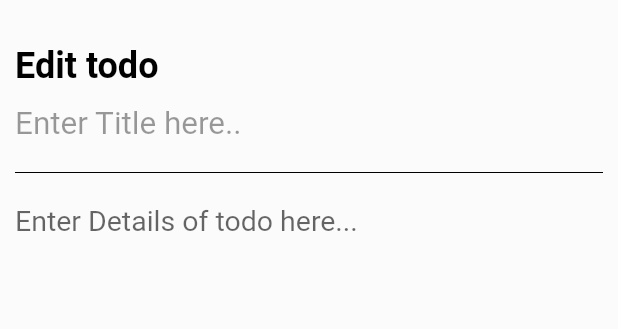
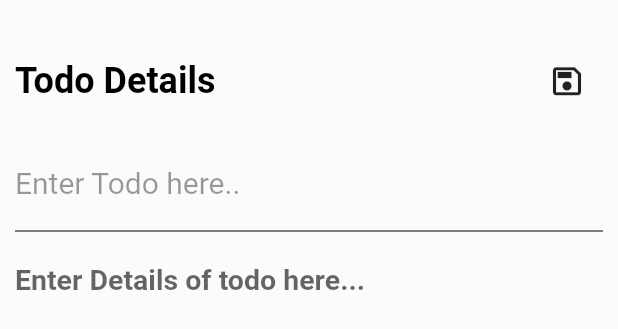
Before and after one commit to PeterAkande/Todo-App, a Flutter app: the TodoDetailsScreen widget shown alone on an empty page, opened directly, on a phone screen of 412 x 824 dp. Shown: the top 329 px of the screen. Run offline on Flutter 3.47's test engine with Material 2 defaults, Android fonts, the phone set to English and light mode, and no system bars; our stand-ins replace bloc, equatable, flutter_bloc, flutter_svg, google_fonts, hive and 2 more; accounts and stored records are empty; Roboto replaces fonts that are missing (Exo).

Commit message:
Update todo details ui and bloc states

```diff
--- a/lib/screens/todo_details_screen/bloc/todo_details_event.dart
+++ b/lib/screens/todo_details_screen/bloc/todo_details_event.dart
@@ -10,6 +10,7 @@ class EditTodoDetailsRequested extends TodoDetailsEvent {
   //This is the event that would be emitted when a _todo details is to edited
 
   final TodoModel todo;
+
   const EditTodoDetailsRequested(this.todo);
 }
 
@@ -17,9 +18,25 @@ class AddNewTodoDetailsRequested extends TodoDetailsEvent {
   //This is when a new _todo details is to be added.
 }
 
+class SaveTodoDetailRequested extends TodoDetailsEvent {
+  TodoModel?
+      todoModel; // This is nullable. If it is null, a new _todo is being saved
+  String title;
+  String content;
+
+  bool completed;
+
+  SaveTodoDetailRequested(
+      {this.todoModel,
+      required this.content,
+      required this.title,
+      required this.completed});
+}
+
 class ViewTodoDetailsRequested extends TodoDetailsEvent {
   //This is when the details of a _todo is to be viewed. No editing of the todo is allowed here.
 
   final TodoModel todo;
+
   const ViewTodoDetailsRequested(this.todo);
 }
--- a/lib/screens/todo_details_screen/bloc/todo_details_state.dart
+++ b/lib/screens/todo_details_screen/bloc/todo_details_state.dart
@@ -1,17 +1,20 @@
 part of 'todo_details_bloc.dart';
 
 class TodoDetailsState extends Equatable {
-  TodoDetailsState({this.todo, this.addingNewTodo = false});
+  TodoDetailsState({this.todo, this.addingOrEditingTodo = false});
 
   TodoModel? todo;
-  bool addingNewTodo;
+  bool addingOrEditingTodo;
 
   //Cant use a factory method here since i would need to access instance members
   TodoDetailsState copyWith(
-      {TodoModel? Function()? newTodo, bool Function()? addNewTodo}) {
+      {TodoModel? Function()? newTodoCallback,
+      bool Function()? addOrEditTodoCallback}) {
     return TodoDetailsState(
-        todo: newTodo != null ? newTodo() : todo,
-        addingNewTodo: addNewTodo != null ? addNewTodo() : addingNewTodo);
+        todo: newTodoCallback != null ? newTodoCallback() : todo,
+        addingOrEditingTodo: addOrEditTodoCallback != null
+            ? addOrEditTodoCallback()
+            : addingOrEditingTodo);
   }
 
   @override
--- a/lib/screens/todo_details_screen/todo_details_screen.dart
+++ b/lib/screens/todo_details_screen/todo_details_screen.dart
@@ -2,13 +2,30 @@ import 'package:flutter/material.dart';
 import 'package:flutter_bloc/flutter_bloc.dart';
 import 'package:todo_app/screens/todo_details_screen/bloc/todo_details_bloc.dart';
 
-class TodoDetailsScreen extends StatelessWidget {
-  TodoDetailsScreen({Key? key}) : super(key: key);
+extension TextControllerExtension on TextEditingController {
+  String getText() {
+    return text.trim();
+  }
 
+  bool containsText() {
+    return getText().isNotEmpty;
+  }
+}
+
+class TodoDetailsScreen extends StatefulWidget {
+  const TodoDetailsScreen({Key? key}) : super(key: key);
+
+  @override
+  State<TodoDetailsScreen> createState() => _TodoDetailsScreenState();
+}
+
+class _TodoDetailsScreenState extends State<TodoDetailsScreen> {
   final TextEditingController todoTitleController = TextEditingController();
+
   final TextEditingController todoDetailsController = TextEditingController();
 
   final FocusNode todoTitleFocusNode = FocusNode();
+
   final FocusNode todoDetailsFocusNode = FocusNode();
 
   @override
@@ -20,39 +37,66 @@ class TodoDetailsScreen extends StatelessWidget {
           child: Column(
             children: [
               Row(
+                //
                 children: [
                   Text(
-                    'Edit todo',
+                    state.addingOrEditingTodo ? 'Edit todo' : 'Todo Details',
                     style: Theme.of(context)
                         .textTheme
                         .headline4
                         ?.copyWith(fontSize: 24, fontWeight: FontWeight.bold),
+                  ),
+                  Expanded(
+                    child: Row(
+                      mainAxisAlignment: MainAxisAlignment.end,
+                      children: [
+                        IconButton(
+                          iconSize: 25,
+                          onPressed: () {
+                            if (todoTitleController.containsText()) {
+                              //Save the _todo
+                              context.read<TodoDetailsBloc>().add(
+                                  SaveTodoDetailRequested(
+                                      todoModel: state.todo,
+                                      content: todoDetailsController.getText(),
+                                      title: todoTitleController.getText(),
+                                      completed: false));
+                            }
+                          },
+                          icon: const Icon(Icons.save_outlined),
+                        ),
+                      ],
+                    ),
                   )
                 ],
               ),
+              const SizedBox(
+                height: 20,
+              ),
               TextField(
                 // enabled: todoTitleFocusNode,
+                cursorColor: Colors.black,
+
                 focusNode: todoTitleFocusNode,
                 maxLines: null,
                 maxLength: 50,
                 buildCounter: buildCounterForTextField,
                 // inputFormatters: inputFormatters(),
                 controller: todoTitleController,
-                style: Theme.of(context).textTheme.headline1?.copyWith(
-                    fontSize: 19,
+                style: Theme.of(context).textTheme.headline3?.copyWith(
+                    fontSize: 20,
                     color: Theme.of(context).brightness == Brightness.light
                         ? Colors.black
                         : Colors.white),
                 decoration: InputDecoration(
-                    hintText: 'Enter Title here..',
+                    hintText: 'Enter Todo here..',
                     fillColor: Colors.red,
-                    hintStyle: Theme.of(context).textTheme.headline2?.copyWith(
-                          fontWeight: FontWeight.normal,
-                          color:
-                              Theme.of(context).brightness == Brightness.light
-                                  ? Colors.black.withOpacity(0.4)
-                                  : Colors.white.withOpacity(0.4),
-                        ),
+                    hintStyle: Theme.of(context).textTheme.headline3?.copyWith(
+                        fontWeight: FontWeight.normal,
+                        color: Theme.of(context).brightness == Brightness.light
+                            ? Colors.black.withOpacity(0.4)
+                            : Colors.white.withOpacity(0.4),
+                        fontSize: 20),
                     border: InputBorder.none),
               ),
               Divider(
@@ -62,11 +106,12 @@ class TodoDetailsScreen extends StatelessWidget {
               ),
               Expanded(
                 child: TextField(
+                  cursorColor: Colors.black,
                   focusNode: todoDetailsFocusNode,
                   controller: todoDetailsController,
-                  style: Theme.of(context).textTheme.headline1?.copyWith(
+                  style: Theme.of(context).textTheme.headline3?.copyWith(
                       fontSize: 18,
-                      fontWeight: FontWeight.normal,
+                      fontWeight: FontWeight.bold,
                       color: Theme.of(context).brightness == Brightness.light
                           ? Colors.black.withOpacity(0.7)
                           : Colors.white),
@@ -74,8 +119,8 @@ class TodoDetailsScreen extends StatelessWidget {
                   autofocus: false,
                   decoration: InputDecoration(
                     hintText: 'Enter Details of todo here...',
-                    hintStyle: Theme.of(context).textTheme.headline2?.copyWith(
-                        fontWeight: FontWeight.normal,
+                    hintStyle: Theme.of(context).textTheme.headline4?.copyWith(
+                        fontWeight: FontWeight.bold,
                         color: Theme.of(context).brightness == Brightness.light
                             ? Colors.black.withOpacity(0.6)
                             : Colors.white.withOpacity(0.6),
```
Also changed, not shown: lib/screens/todo_details_screen/bloc/todo_details_bloc.dart (+61 -11 lines).
